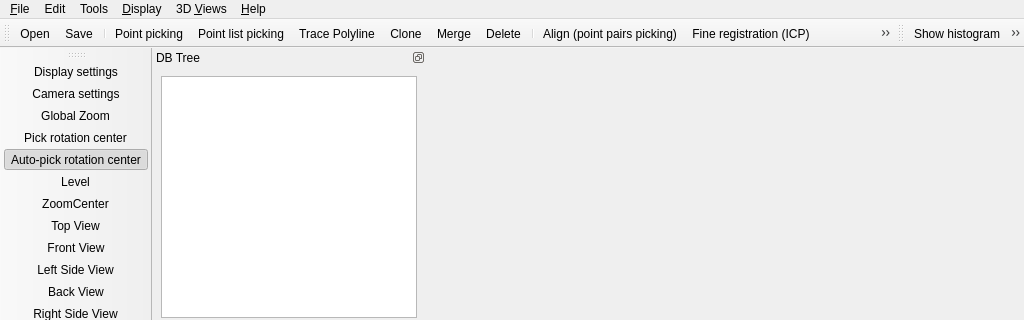
Old version of the form qCC/ui_templates/mainWindow.ui in the repository CloudCompare/CloudCompare; both pictures show x 0 to 1024 and y 0 to 320 of the 1024 by 768 pixel window.
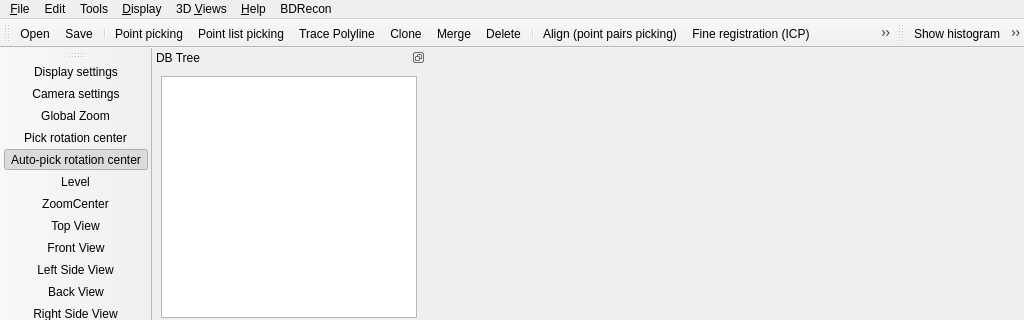
New version of the form. Icons and pictures are not drawn. Custom widgets are drawn as their Qt base class.

Commit message: add image line button

Diff of the .ui file:
```diff
--- a/qCC/ui_templates/mainWindow.ui
+++ b/qCC/ui_templates/mainWindow.ui
@@ -489,12 +489,19 @@
     <addaction name="menuSandBox"/>
     <addaction name="separator"/>
    </widget>
+   <widget class="QMenu" name="menuBDRecon">
+    <property name="title">
+     <string>BDRecon</string>
+    </property>
+    <addaction name="actionBDImage_Lines"/>
+   </widget>
    <addaction name="menuFile"/>
    <addaction name="menuEdit"/>
    <addaction name="menuTools"/>
    <addaction name="menuDisplay"/>
    <addaction name="menu3DViews"/>
    <addaction name="menuHelp"/>
+   <addaction name="menuBDRecon"/>
   </widget>
   <widget class="QDockWidget" name="DockableDBTree">
    <property name="minimumSize">
```
Left out of the diff: 5 changed lines with no effect on the pictures. The commit also changes 2 other files.
